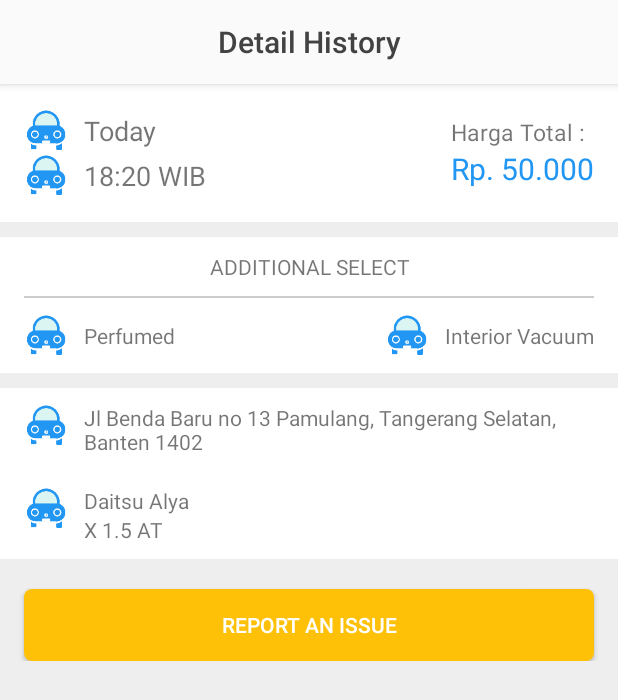
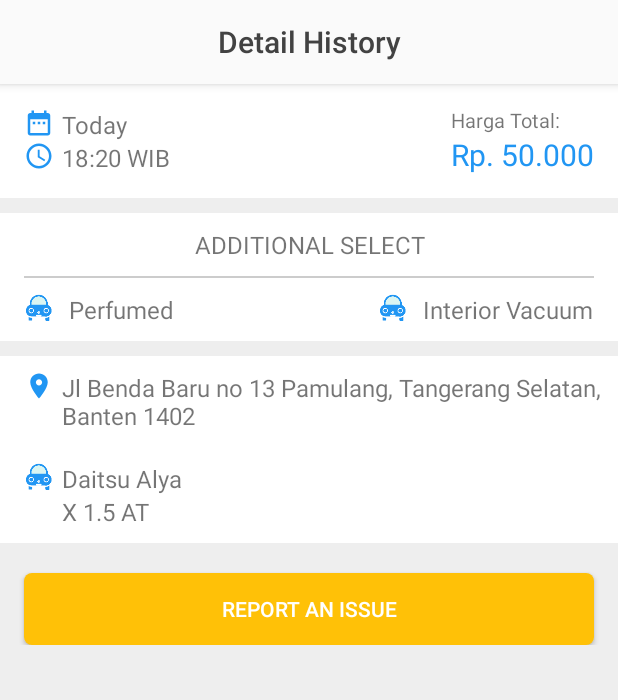
Before and after one commit to amaydiam/QW, an Android app: the DetailHistoryActivity screen opened directly, with no data from a screen before it, on a phone screen of 412 x 824 dp. Shown: the top 700 px of the screen. Run offline under Robolectric (Android 15) with nearby library versions, the phone set to English and light mode, and no system bars; our stand-ins replace ButterKnife; libraries missing offline, so code that uses them is left out: com.joanzapata.iconify; 1 statement that could not run was skipped.

Commit message:
Add icon and revision

```diff
--- /dev/null
+++ b/app/src/main/res/drawable/ic_access_time_black_24px.xml
@@ -0,0 +1,12 @@
+<vector xmlns:android="http://schemas.android.com/apk/res/android"
+    android:width="24dp"
+    android:height="24dp"
+    android:viewportWidth="24.0"
+    android:viewportHeight="24.0">
+    <path
+        android:pathData="M11.99,2C6.47,2 2,6.48 2,12s4.47,10 9.99,10C17.52,22 22,17.52 22,12S17.52,2 11.99,2zM12,20c-4.42,0 -8,-3.58 -8,-8s3.58,-8 8,-8 8,3.58 8,8 -3.58,8 -8,8z"
+        android:fillColor="#2196F3" />
+    <path
+        android:pathData="M12.5,7H11v6l5.25,3.15 0.75,-1.23 -4.5,-2.67z"
+        android:fillColor="#2196F3" />
+</vector>
--- /dev/null
+++ b/app/src/main/res/drawable/ic_date_range_black_24px.xml
@@ -0,0 +1,9 @@
+<vector xmlns:android="http://schemas.android.com/apk/res/android"
+    android:width="24dp"
+    android:height="24dp"
+    android:viewportWidth="24.0"
+    android:viewportHeight="24.0">
+    <path
+        android:pathData="M9,11L7,11v2h2v-2zM13,11h-2v2h2v-2zM17,11h-2v2h2v-2zM19,4h-1L18,2h-2v2L8,4L8,2L6,2v2L5,4c-1.11,0 -1.99,0.9 -1.99,2L3,20c0,1.1 0.89,2 2,2h14c1.1,0 2,-0.9 2,-2L21,6c0,-1.1 -0.9,-2 -2,-2zM19,20L5,20L5,9h14v11z"
+        android:fillColor="#2196F3" />
+</vector>
--- /dev/null
+++ b/app/src/main/res/drawable/ic_location_on_black_24px.xml
@@ -0,0 +1,9 @@
+<vector xmlns:android="http://schemas.android.com/apk/res/android"
+    android:width="24dp"
+    android:height="24dp"
+    android:viewportWidth="24.0"
+    android:viewportHeight="24.0">
+    <path
+        android:pathData="M12,2C8.13,2 5,5.13 5,9c0,5.25 7,13 7,13s7,-7.75 7,-13c0,-3.87 -3.13,-7 -7,-7zM12,11.5c-1.38,0 -2.5,-1.12 -2.5,-2.5s1.12,-2.5 2.5,-2.5 2.5,1.12 2.5,2.5 -1.12,2.5 -2.5,2.5z"
+        android:fillColor="#2196F3" />
+</vector>
--- a/app/src/main/res/layout/activity_detail_history.xml
+++ b/app/src/main/res/layout/activity_detail_history.xml
@@ -35,18 +35,18 @@
 
                     <ImageView
                         android:id="@+id/gbr1"
-                        android:layout_width="30dp"
-                        android:layout_height="30dp"
-                        android:src="@mipmap/ic_launcher" />
+                        android:layout_width="20dp"
+                        android:layout_height="20dp"
+                        android:src="@drawable/ic_date_range_black_24px" />
 
                     <TextView
                         android:layout_width="wrap_content"
                         android:layout_height="wrap_content"
                         android:layout_centerInParent="true"
                         android:layout_toRightOf="@id/gbr1"
-                        android:layout_marginLeft="10dp"
+                        android:layout_marginLeft="5dp"
                         android:text="Today"
-                        android:textSize="18sp" />
+                        android:textSize="16sp" />
                 </RelativeLayout>
 
                 <RelativeLayout
@@ -55,18 +55,18 @@
 
                     <ImageView
                         android:id="@+id/gbr2"
-                        android:layout_width="30dp"
-                        android:layout_height="30dp"
-                        android:src="@mipmap/ic_launcher" />
+                        android:layout_width="20dp"
+                        android:layout_height="20dp"
+                        android:src="@drawable/ic_access_time_black_24px" />
 
                     <TextView
                         android:layout_width="wrap_content"
                         android:layout_height="wrap_content"
                         android:layout_centerInParent="true"
                         android:layout_toRightOf="@id/gbr2"
-                        android:layout_marginLeft="10dp"
+                        android:layout_marginLeft="5dp"
                         android:text="18:20 WIB"
-                        android:textSize="18sp" />
+                        android:textSize="16sp" />
                 </RelativeLayout>
             </LinearLayout>
 
@@ -81,8 +81,8 @@
                 <TextView
                     android:layout_width="wrap_content"
                     android:layout_height="wrap_content"
-                    android:text="Harga Total :"
-                    android:textSize="15sp" />
+                    android:text="Harga Total:"
+                    android:textSize="13sp" />
 
                 <TextView
                     android:layout_width="wrap_content"
@@ -111,6 +111,7 @@
                     android:layout_height="wrap_content"
                     android:gravity="center"
                     android:padding="10dp"
+                    android:textSize="16sp"
                     android:text="ADDITIONAL SELECT" />
 
                 <View
@@ -132,8 +133,8 @@
 
                 <ImageView
                     android:id="@+id/gbr3"
-                    android:layout_width="30dp"
-                    android:layout_height="30dp"
+                    android:layout_width="20dp"
+                    android:layout_height="20dp"
                     android:src="@mipmap/ic_launcher" />
 
                 <TextView
@@ -142,6 +143,7 @@
                     android:layout_centerInParent="true"
                     android:layout_marginLeft="10dp"
                     android:layout_toRightOf="@id/gbr3"
+                    android:textSize="16sp"
                     android:text="Perfumed" />
             </RelativeLayout>
 
@@ -156,8 +158,8 @@
 
                 <ImageView
                     android:id="@+id/gbr4"
-                    android:layout_width="30dp"
-                    android:layout_height="30dp"
+                    android:layout_width="20dp"
+                    android:layout_height="20dp"
                     android:src="@mipmap/ic_launcher" />
 
                 <TextView
@@ -166,6 +168,7 @@
                     android:layout_marginLeft="10dp"
                     android:layout_centerInParent="true"
                     android:layout_toRightOf="@id/gbr4"
+                    android:textSize="16sp"
                     android:text="Interior Vacuum" />
             </RelativeLayout>
 
@@ -188,16 +191,17 @@
 
                 <ImageView
                     android:id="@+id/gbr5"
-                    android:layout_width="30dp"
-                    android:layout_height="30dp"
-                    android:src="@mipmap/ic_launcher" />
+                    android:layout_width="20dp"
+                    android:layout_height="20dp"
+                    android:src="@drawable/ic_location_on_black_24px" />
 
                 <TextView
                     android:layout_width="wrap_content"
                     android:layout_height="wrap_content"
                     android:layout_centerInParent="true"
-                    android:layout_marginLeft="10dp"
+                    android:layout_marginLeft="5dp"
                     android:layout_toRightOf="@id/gbr5"
+                    android:textSize="16sp"
                     android:text="Jl Benda Baru no 13 Pamulang, Tangerang Selatan, Banten 1402" />
             </RelativeLayout>
 
@@ -211,15 +215,15 @@
 
                 <ImageView
                     android:id="@+id/gbr6"
-                    android:layout_width="30dp"
-                    android:layout_height="30dp"
+                    android:layout_width="20dp"
+                    android:layout_height="20dp"
                     android:src="@mipmap/ic_launcher" />
 
                 <LinearLayout
                     android:layout_width="wrap_content"
                     android:layout_height="wrap_content"
                     android:layout_centerInParent="true"
-                    android:layout_marginLeft="10dp"
+                    android:layout_marginLeft="5dp"
                     android:layout_toRightOf="@id/gbr6"
                     android:orientation="vertical">
 
@@ -228,6 +232,7 @@
                         android:layout_width="wrap_content"
                         android:layout_height="wrap_content"
                         android:layout_centerInParent="true"
+                        android:textSize="16sp"
                         android:text="Daitsu Alya" />
 
                     <TextView
@@ -235,6 +240,7 @@
                         android:layout_height="wrap_content"
                         android:layout_below="@id/ddd"
                         android:layout_centerInParent="true"
+                        android:textSize="16sp"
                         android:text="X 1.5 AT" />
                 </LinearLayout>
             </RelativeLayout>
--- a/app/src/main/res/layout/fragment_in_progress.xml
+++ b/app/src/main/res/layout/fragment_in_progress.xml
@@ -1,7 +1,8 @@
 <RelativeLayout xmlns:android="http://schemas.android.com/apk/res/android"
     xmlns:tools="http://schemas.android.com/tools"
     android:layout_width="match_parent"
-    android:layout_height="match_parent">
+    android:layout_height="match_parent"
+    android:layout_marginBottom="16dp">
 
     <RelativeLayout
         android:layout_width="match_parent"
--- a/app/src/main/res/layout/item_feedback.xml
+++ b/app/src/main/res/layout/item_feedback.xml
@@ -16,9 +16,10 @@
 
         <ImageView
             android:id="@+id/gbr"
-            android:layout_width="30dp"
+            android:layout_width="20dp"
             android:layout_height="20dp"
-            android:src="@mipmap/ic_launcher" />
+            android:layout_marginRight="5dp"
+            android:src="@drawable/ic_date_range_black_24px" />
 
         <TextView
             android:id="@+id/date_feedback"
--- a/app/src/main/res/layout/register_user.xml
+++ b/app/src/main/res/layout/register_user.xml
@@ -117,8 +117,9 @@
                         <ImageView
                             android:layout_marginLeft="10dp"
                             android:id="@+id/pick_code_country"
-                            android:layout_width="wrap_content"
-                            android:layout_height="wrap_content"
+                            android:layout_width="20dp"
+                            android:layout_height="20dp"
+                            android:src="@drawable/flag_id"
                             android:layout_marginRight="10dp" />
 
                         <TextView
```
Also changed, not shown: app/src/main/res/layout/item_complete.xml (+10 -5 lines), app/src/main/res/layout/item_in_progress.xml (+10 -5 lines), app/src/main/res/drawable/flag_id.png (added).
